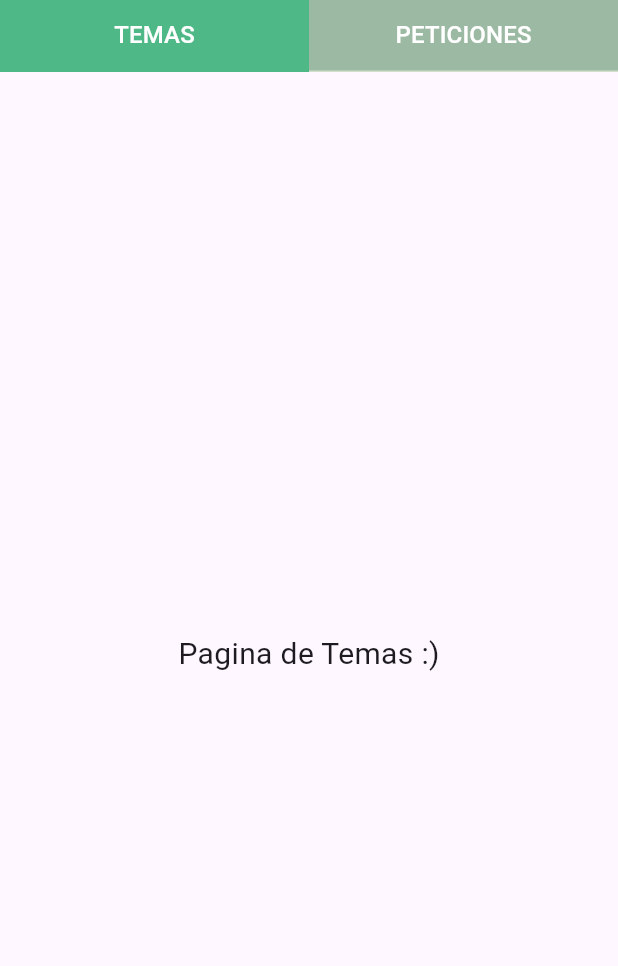
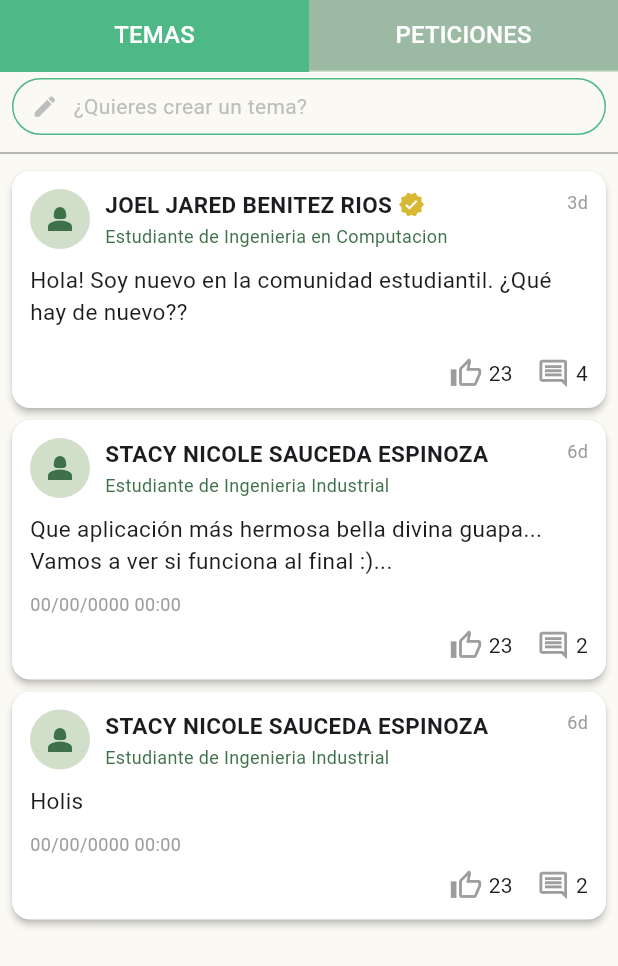
Before and after one commit to snse-1205/uth_request_flutter, a Flutter app: the TemasPage screen opened directly, on a phone screen of 412 x 824 dp. Shown: the top 966 px of the screen. Run offline on Flutter 3.47's test engine with Material 3 defaults, Android fonts, the phone set to English and light mode, and no system bars; our stand-ins replace cloud_firestore, firebase_auth, firebase_core, get, get_storage, percent_indicator and 1 more; accounts and stored records are empty; statements that could not run were skipped.

Commit message:
Vista para la comunidad con la card del post

```diff
--- a/lib/components/shared/temas_navBar.dart
+++ b/lib/components/shared/temas_navBar.dart
@@ -2,6 +2,7 @@ import 'package:flutter/material.dart';
 import 'package:uth_request_flutter_application/components/peticiones/views/peticiones_community_view.dart';
 import 'package:uth_request_flutter_application/components/utils/color.dart';
 import 'package:uth_request_flutter_application/components/utils/string.dart';
+import 'package:uth_request_flutter_application/temas/views/comunidad_vista.dart';
 
 class TemasPage extends StatelessWidget {
   const TemasPage({super.key});
@@ -35,11 +36,9 @@ class TemasPage extends StatelessWidget {
             dividerColor: AppColors.primaryLight,
           ),
         ),
-        body: const TabBarView(
+        body: TabBarView(
           children: [
-            Center(
-              child: Text('Pagina de Temas :)', style: TextStyle(fontSize: 20)),
-            ),
+            ListaTemasPage(),
             PeticionesCommunityView(),
           ],
         ),
--- /dev/null
+++ b/lib/temas/views/card_tema.dart
@@ -0,0 +1,182 @@
+import 'package:flutter/material.dart';
+import 'package:get/get.dart';
+import 'package:uth_request_flutter_application/components/utils/color.dart';
+import 'package:uth_request_flutter_application/temas/views/crearTema.dart';
+
+class CardTema extends StatefulWidget {
+  const CardTema({
+    super.key,
+    required this.nombre,
+    required this.mensaje,
+    required this.tiempo,
+    required this.likes,
+    required this.comentarios,
+    required this.principal,
+    required this.comentario,
+    required this.fechaCreacion,
+    required this.verificado,
+    required this.carrera,
+  });
+
+  final String nombre;
+  final String mensaje;
+  final String tiempo;
+  final int likes;
+  final int comentarios;
+  final bool principal;
+  final bool comentario;
+  final bool verificado;
+  final String fechaCreacion;
+  final String carrera;
+
+  @override
+  State<CardTema> createState() => _CardTemaState();
+}
+
+class _CardTemaState extends State<CardTema> {
+  late int likeCount;
+  bool isLiked = false;
+
+  @override
+  void initState() {
+    super.initState();
+    likeCount = widget.likes;
+  }
+
+  void toggleLike() {
+    setState(() {
+      isLiked = !isLiked;
+      likeCount += isLiked ? 1 : -1;
+    });
+  }
+
+  @override
+  Widget build(BuildContext context) {
+    return Card(
+      margin: const EdgeInsets.symmetric(horizontal: 8, vertical: 4),
+      color: AppColors.onSurface,
+      elevation: 2,
+      child: Padding(
+        padding: const EdgeInsets.all(12.0),
+        child: Column(
+          crossAxisAlignment: CrossAxisAlignment.start,
+          children: [
+            Row(
+              crossAxisAlignment: CrossAxisAlignment.start,
+              children: [
+                CircleAvatar(
+                  radius: 20,
+                  backgroundColor: AppColors.primaryLight,
+                  child: Icon(Icons.person_2, color: AppColors.primary),
+                ),
+                SizedBox(width: 10),
+                Expanded(
+                  child: Column(
+                    crossAxisAlignment: CrossAxisAlignment.start,
+                    children: [
+                      Row(
+                        children: [
+                          Flexible(
+                            child: Text(
+                              widget.nombre,
+                              style: TextStyle(
+                                fontWeight: FontWeight.bold,
+                                fontSize: 15,
+                              ),
+                            ),
+                          ),
+                          SizedBox(width: 4),
+                          if (widget.verificado)
+                            Icon(
+                              Icons.verified,
+                              color: AppColors.onHighlightText,
+                              size: 18,
+                            ),
+                        ],
+                      ),
+                      SizedBox(height: 2),
+                      Text(
+                        widget.carrera,
+                        style: TextStyle(
+                          fontSize: 12,
+                          color: AppColors.primary,
+                        ),
+                      ),
+                    ],
+                  ),
+                ),
+                SizedBox(width: 8),
+                Text(
+                  widget.tiempo,
+                  style: TextStyle(
+                    color: AppColors.onSecondaryText,
+                    fontSize: 12,
+                  ),
+                ),
+              ],
+            ),
+
+            SizedBox(height: 10),
+
+            // Mensaje
+            Text(widget.mensaje, style: TextStyle(fontSize: 15)),
+
+            SizedBox(height: 10),
+
+            // Fecha de creacion
+            widget.principal
+                ? Text(
+                    widget.fechaCreacion,
+                    style: TextStyle(
+                      color: AppColors.onSecondaryText,
+                      fontSize: 12,
+                    ),
+                  )
+                : SizedBox(height: 2),
+
+            SizedBox(height: 8),
+
+            // Reacciones
+            Row(
+              mainAxisAlignment: MainAxisAlignment.end,
+              children: [
+                GestureDetector(
+                  onTap: toggleLike,
+                  child: Icon(
+                    isLiked ? Icons.thumb_up_alt : Icons.thumb_up_alt_outlined,
+                    size: 22,
+                    color: isLiked
+                        ? AppColors.onHighlightText
+                        : AppColors.onSecondaryText,
+                  ),
+                ),
+                SizedBox(width: 4),
+                Text('$likeCount'),
+                SizedBox(width: 16),
+                GestureDetector(
+                  onTap: () {
+                    Get.to(
+                      () => CrearTemaPage(
+                        nombre: 'nombre',
+                        apellido: 'apellido',
+                        comentario: true,
+                      ),
+                      transition: Transition.downToUp,
+                    );
+                  },
+                  child: Icon(
+                    Icons.comment_outlined,
+                    size: 22,
+                    color: AppColors.onSecondaryText,
+                  ),
+                ),
+                SizedBox(width: 4),
+                Text('${widget.comentarios}'),
+              ],
+            ),
+          ],
+        ),
+      ),
+    );
+  }
+}
--- /dev/null
+++ b/lib/temas/views/comunidad_vista.dart
@@ -0,0 +1,112 @@
+import 'package:flutter/material.dart';
+import 'package:get/get.dart';
+import 'package:uth_request_flutter_application/components/utils/color.dart';
+import 'package:uth_request_flutter_application/temas/views/crearTema.dart';
+import 'card_tema.dart';
+
+class ListaTemasPage extends StatelessWidget {
+  const ListaTemasPage({super.key});
+
+  @override
+  Widget build(BuildContext context) {
+    return Scaffold(
+      backgroundColor: AppColors.onBackgroundDefault,
+      body: Column(
+        children: [
+          // Barra para escribir
+          Padding(
+            padding: const EdgeInsets.symmetric(horizontal: 8.0, vertical: 4.0),
+            child: InkWell(
+              onTap: () {
+                Get.to(
+                  () => CrearTemaPage(
+                    nombre: 'nombre',
+                    apellido: 'apellido',
+                    comentario: false,
+                  ),
+                  transition: Transition.downToUp,
+                );
+              },
+              borderRadius: BorderRadius.circular(25.0),
+              child: Container(
+                padding: const EdgeInsets.symmetric(
+                  horizontal: 12.0,
+                  vertical: 8.0, // reducido
+                ),
+                decoration: BoxDecoration(
+                  border: Border.all(color: AppColors.selectedNavbar),
+                  borderRadius: BorderRadius.circular(25.0),
+                ),
+                child: Row(
+                  children: [
+                    Icon(
+                      Icons.edit,
+                      size: 18,
+                      color: AppColors.onBorderTextField,
+                    ), // reducido
+                    const SizedBox(width: 10),
+                    Text(
+                      '¿Quieres crear un tema?',
+                      style: TextStyle(
+                        color: AppColors.onBorderTextField,
+                        fontSize: 14, // reducido
+                      ),
+                    ),
+                  ],
+                ),
+              ),
+            ),
+          ),
+
+          Divider(color: AppColors.onLineDivider),
+          // Lista de temas
+          Expanded(
+            child: ListView(
+              children: [
+                CardTema(
+                  nombre: 'JOEL JARED BENITEZ RIOS',
+                  mensaje:
+                      'Hola! Soy nuevo en la comunidad estudiantil. ¿Qué hay de nuevo??',
+                  tiempo: '3d',
+                  likes: 23,
+                  comentarios: 4,
+                  principal: false,
+                  comentario: false,
+                  fechaCreacion: '00/00/0000 00:00',
+                  verificado: true,
+                  carrera: 'Estudiante de Ingenieria en Computacion',
+                ),
+                CardTema(
+                  nombre: 'STACY NICOLE SAUCEDA ESPINOZA',
+                  mensaje:
+                      'Que aplicación más hermosa bella divina guapa... Vamos a ver si funciona al final :)...',
+                  tiempo: '6d',
+                  likes: 23,
+                  comentarios: 2,
+                  principal: true,
+                  comentario: false,
+                  fechaCreacion: '00/00/0000 00:00',
+                  verificado: false,
+                  carrera: 'Estudiante de Ingenieria Industrial',
+                ),
+                CardTema(
+                  nombre: 'STACY NICOLE SAUCEDA ESPINOZA',
+                  mensaje:
+                      'Holis',
+                  tiempo: '6d',
+                  likes: 23,
+                  comentarios: 2,
+                  principal: true,
+                  comentario: false,
+                  fechaCreacion: '00/00/0000 00:00',
+                  verificado: false,
+                  carrera: 'Estudiante de Ingenieria Industrial',
+                ),
+              ],
+            ),
+          ),
+        ],
+      ),
+    );
+  }
+}
```
Also changed, not shown: lib/components/pages/home_page.dart (+6 -3 lines), lib/temas/views/crearTema.dart (added, +103 -0 lines).
